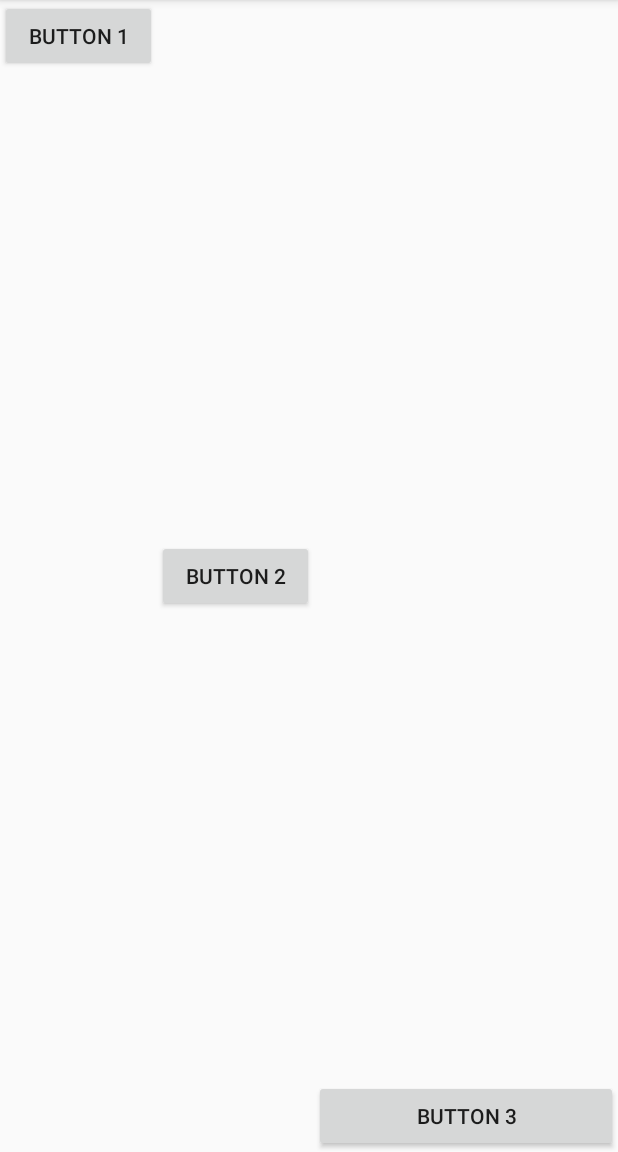
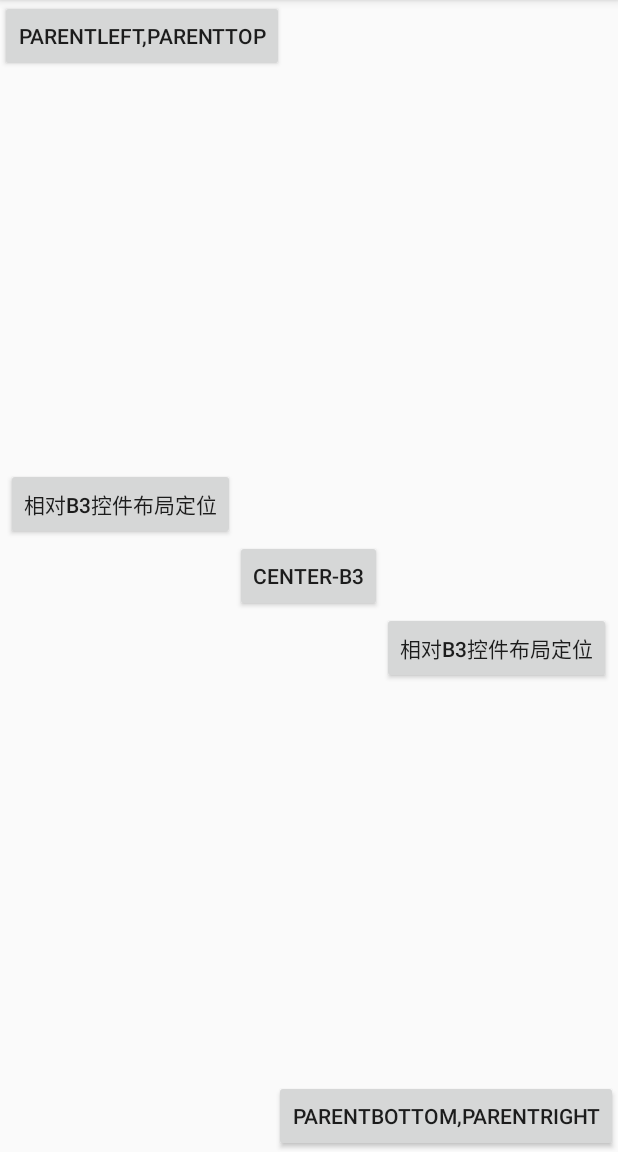
Before and after one commit to zxiaofan/FirstLineOfCode, an Android app: the screen it shows after launch (MainActivity), on a phone screen of 412 x 824 dp, the part 84-1236 px from its top. Run offline under Robolectric (Android 15) with nearby library versions, the phone set to English and light mode, and no system bars.

Commit message:
3.3.2 RelativeLayout 又称作相对布局.通过相对定位的方式让控件出现在布局的任何位置

```diff
--- a/uilayouttest(3.3)/src/main/java/com/zxiaofan/uilayouttest33/MainActivity.java
+++ b/uilayouttest(3.3)/src/main/java/com/zxiaofan/uilayouttest33/MainActivity.java
@@ -1,13 +1,35 @@
 package com.zxiaofan.uilayouttest33;
 
+import android.content.Intent;
 import android.support.v7.app.AppCompatActivity;
 import android.os.Bundle;
+import android.view.View;
+import android.widget.Button;
 
-public class MainActivity extends AppCompatActivity {
+public class MainActivity extends AppCompatActivity  implements View.OnClickListener {
+    Button button;
 
     @Override
     protected void onCreate(Bundle savedInstanceState) {
         super.onCreate(savedInstanceState);
-        setContentView(R.layout.activity_main);
+        setContentView(R.layout.relativelayout);
+    }
+
+    @Override
+    public void onClick(View v) {
+        switch (v.getId()) {
+            case R.id.button_RelativeLayout:
+                button = (Button) findViewById(R.id.button_RelativeLayout);
+                button.setOnClickListener(new View.OnClickListener() {
+                    @Override
+                    public void onClick(View v) {
+                        Intent intent = new Intent(MainActivity.this, RelativeLayout.class);
+                        startActivity(intent);
+                    }
+                });
+                break;
+            default:
+                break;
+        }
     }
 }
--- /dev/null
+++ b/uilayouttest(3.3)/src/main/java/com/zxiaofan/uilayouttest33/RelativeLayout.java
@@ -0,0 +1,16 @@
+package com.zxiaofan.uilayouttest33;
+
+import android.app.Activity;
+import android.os.Bundle;
+
+/**
+ * Created by yunhai on 2016/5/12.
+ */
+public class RelativeLayout extends Activity{
+    @Override
+    protected void onCreate(Bundle savedInstanceState) {
+        super.onCreate(savedInstanceState);
+        setContentView(R.layout.activity_main);
+    }
+
+}
--- a/uilayouttest(3.3)/src/main/res/layout/activity_main.xml
+++ b/uilayouttest(3.3)/src/main/res/layout/activity_main.xml
@@ -11,12 +11,12 @@
     android:orientation="horizontal">
 
     <Button
-        android:id="@+id/button1"
+        android:id="@+id/button_RelativeLayout"
         android:layout_width="wrap_content"
         android:layout_height="wrap_content"
         android:layout_gravity="top"
         android:layout_weight="1"
-        android:text="Button 1" />
+        android:text="Button RelativeLayout" />
 
     <Button
         android:id="@+id/button2"
--- /dev/null
+++ b/uilayouttest(3.3)/src/main/res/layout/relativelayout.xml
@@ -0,0 +1,46 @@
+<?xml version="1.0" encoding="utf-8"?>
+
+<!--RelativeLayout 又称作相对布局.通过相对定位的方式让控件出现在布局的任何位置。-->
+<!--Parent是相对于父布局进行定位-->
+<!--layout_above、layout_below相对控件定位layout_toLeftOf-->
+<RelativeLayout xmlns:android="http://schemas.android.com/apk/res/android"
+    android:layout_width="match_parent"
+    android:layout_height="match_parent">
+
+    <Button
+        android:id="@+id/button1"
+        android:layout_width="wrap_content"
+        android:layout_height="wrap_content"
+        android:layout_alignParentLeft="true"
+        android:layout_alignParentTop="true"
+        android:text="ParentLeft,ParentTop"/>
+
+    <Button
+        android:id="@+id/button2"
+        android:layout_width="wrap_content"
+        android:layout_height="wrap_content"
+        android:layout_alignParentBottom="true"
+        android:layout_alignParentRight="true"
+        android:text="ParentBottom,ParentRight"/>
+
+    <Button
+        android:id="@+id/button3"
+        android:layout_width="wrap_content"
+        android:layout_height="wrap_content"
+        android:layout_centerInParent="true"
+        android:text="center-b3"/>
+    <Button
+        android:id="@+id/button4"
+        android:layout_width="wrap_content"
+        android:layout_height="wrap_content"
+        android:layout_above="@+id/button3"
+        android:layout_toLeftOf="@+id/button3"
+        android:text="相对b3控件布局定位"/>
+    <Button
+        android:id="@+id/button5"
+        android:layout_width="wrap_content"
+        android:layout_height="wrap_content"
+        android:layout_below="@+id/button3"
+        android:layout_toRightOf="@+id/button3"
+        android:text="相对b3控件布局定位"/>
+</RelativeLayout>
```
